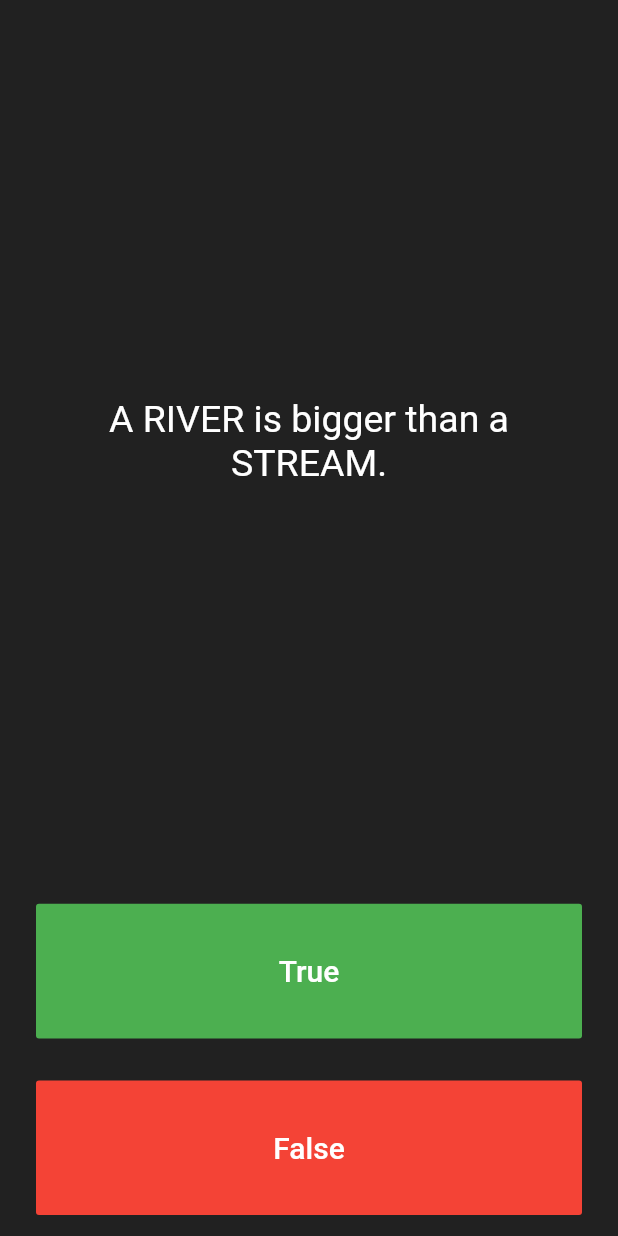
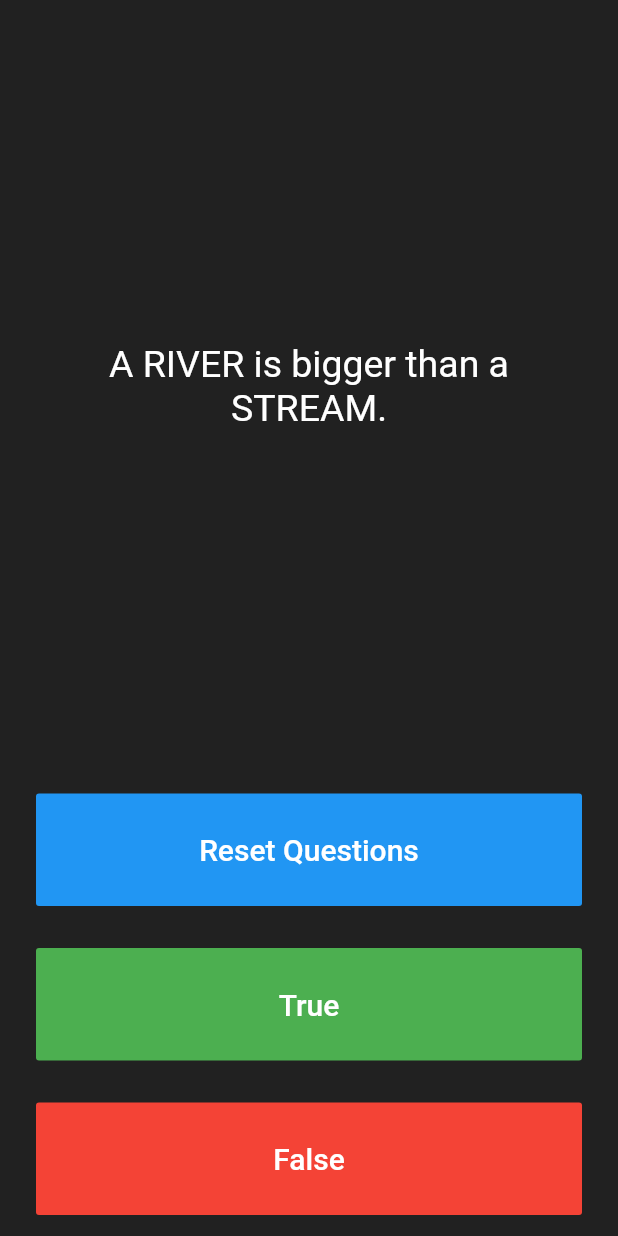
Before and after one commit to fatihcilasin/quizz-app, a Flutter app: the screen it shows after launch, on a phone screen of 412 x 824 dp. Run offline on Flutter 3.47's test engine with Material 2 defaults, Android fonts, the phone set to English and light mode, and no system bars.

Commit message:
Added reset questions button for quick testing :d

```diff
--- a/lib/main.dart
+++ b/lib/main.dart
@@ -54,6 +54,29 @@ class _QuizzPageState extends State<QuizzPage> {
                 textAlign: TextAlign.center,
                 style: TextStyle(fontSize: 25.0, color: Colors.white),
               ),
+            ),
+          ),
+        ),
+        Expanded(
+          child: Padding(
+            padding: EdgeInsets.all(14.0),
+            child: FlatButton(
+              textColor: Colors.white,
+              color: Colors.blue,
+              child: Text(
+                'Reset Questions',
+                style: TextStyle(
+                  color: Colors.white,
+                  fontSize: 20.0
+                )
+              ),
+              onPressed: () {
+                print('Reset Questions button press action.');
+                setState(() {
+                  questionIndex = 0;
+                  scoreKeeper.clear();
+                });
+              },
             ),
           ),
         ),
```
